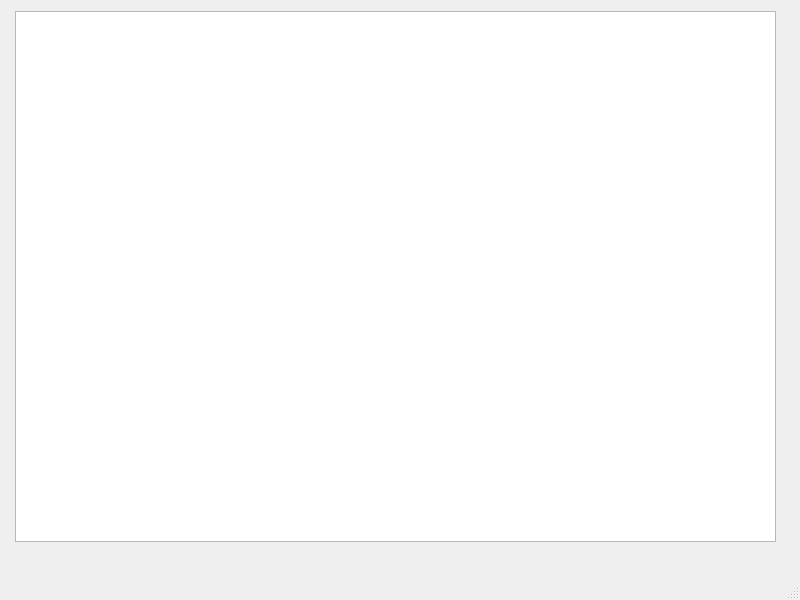
Qt form juegoFinal/juego.ui (valenjess/Inf_2-Videojuego) before a commit.
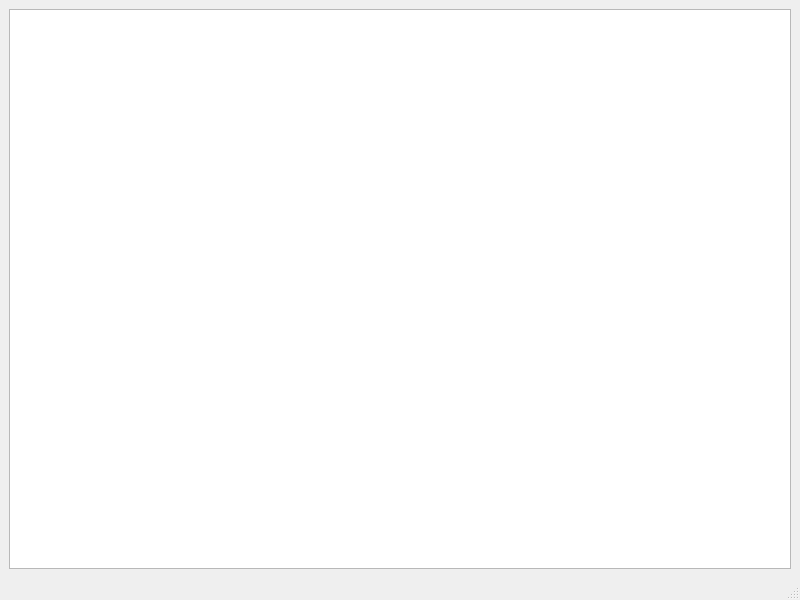
The same form after that commit.

The edit to the form file:
```diff
--- a/juegoFinal/juego.ui
+++ b/juegoFinal/juego.ui
@@ -14,16 +14,11 @@
    <string>Juego</string>
   </property>
   <widget class="QWidget" name="centralwidget">
-   <widget class="QGraphicsView" name="graphicsView">
-    <property name="geometry">
-     <rect>
-      <x>15</x>
-      <y>11</y>
-      <width>761</width>
-      <height>531</height>
-     </rect>
-    </property>
-   </widget>
+   <layout class="QGridLayout" name="gridLayout">
+    <item row="0" column="0">
+     <widget class="QGraphicsView" name="graphicsView"/>
+    </item>
+   </layout>
   </widget>
   <widget class="QMenuBar" name="menubar">
    <property name="geometry">
```
